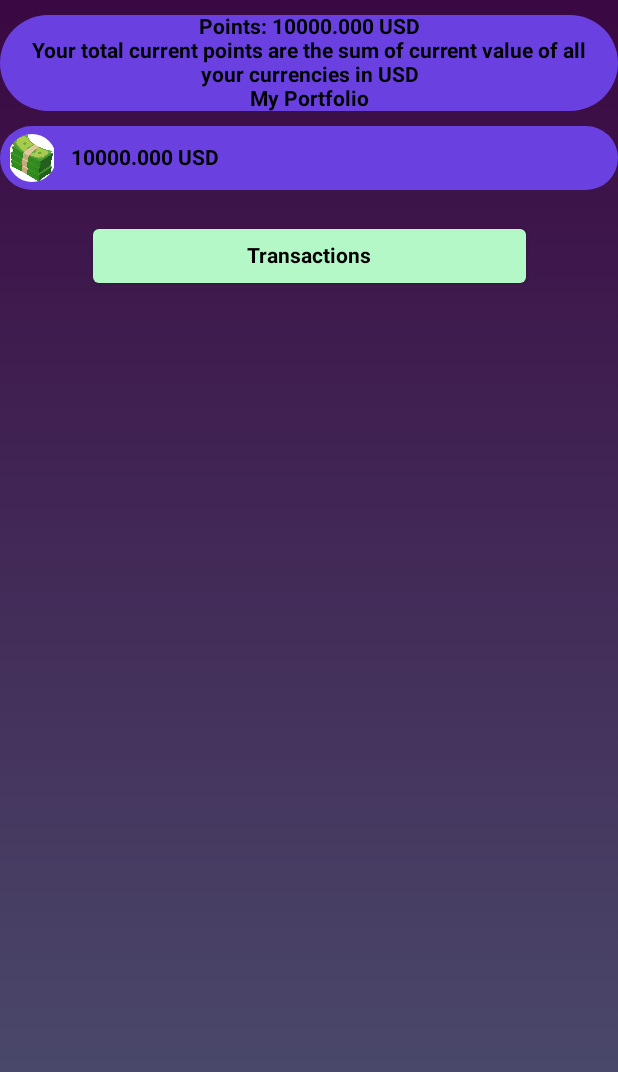
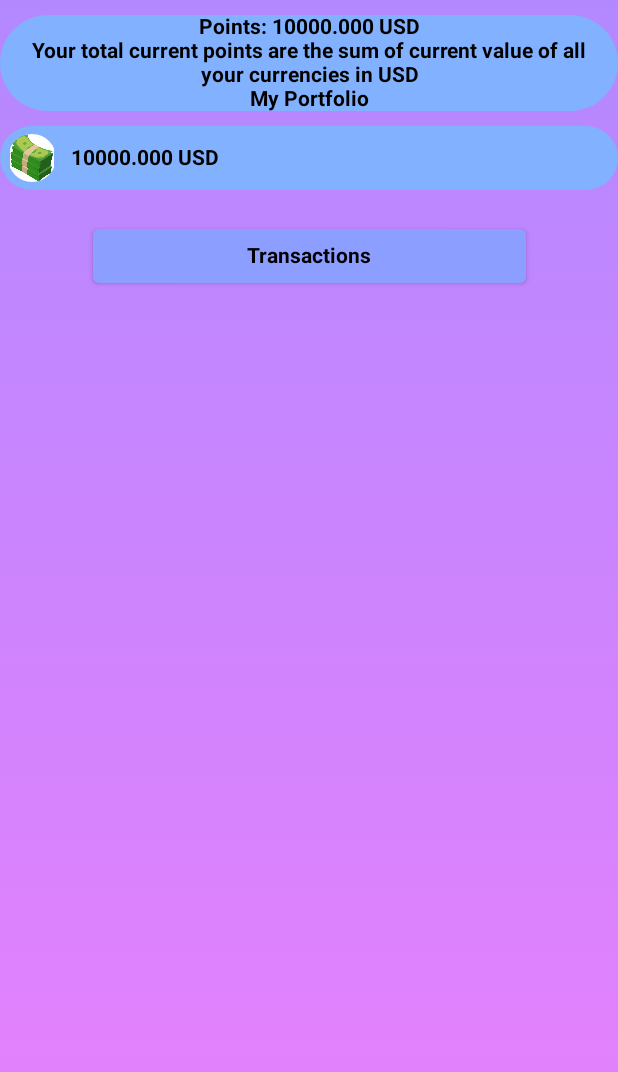
Before and after one commit to ColleDK/CryptoProjectJC, an Android app built with Jetpack Compose: the MainActivity screen opened directly, with no data from a screen before it, after a tap on an icon or button, on a phone screen of 412 x 824 dp. Shown: the top 1072 px of the screen. Run offline under Robolectric (Android 15) with nearby library versions, the phone set to English and light mode, and no system bars; our stand-ins replace Room's generated code, livedata-compose.

Commit message:
Update materialtheme colors

```diff
--- a/app/build.gradle
+++ b/app/build.gradle
@@ -72,6 +72,7 @@ dependencies {
     implementation "androidx.compose.runtime:runtime-livedata:$compose_version"
     implementation 'com.google.firebase:firebase-crashlytics:17.3.0'
     implementation 'com.google.firebase:firebase-analytics:18.0.1'
+    implementation 'com.google.firebase:firebase-crashlytics-ktx:17.4.1'
 
     testImplementation 'junit:junit:4.+'
     androidTestImplementation 'androidx.test.ext:junit:1.1.2'
--- a/app/src/main/java/com/example/cryptoprojectjetpackcompose/views/activity/MainActivity.kt
+++ b/app/src/main/java/com/example/cryptoprojectjetpackcompose/views/activity/MainActivity.kt
@@ -174,7 +174,7 @@ fun CryptoItem(crypto: CryptoModel){
             // The change in price in the recent 24 Hours
             Text(text = buildAnnotatedString
             {
-                withStyle(style = SpanStyle(fontWeight = FontWeight.Bold, color = if (crypto.changePercent24Hr > 0) Color.Green else Color.Red)){
+                withStyle(style = SpanStyle(fontWeight = FontWeight.Bold, color = if (crypto.changePercent24Hr > 0) MaterialTheme.colors.textColorGreen else Color.Red)){
                     append("%.3f".format(crypto.changePercent24Hr))
                 }
                 withStyle(style = SpanStyle(fontWeight = FontWeight.Bold, color = Color.Black)){
--- a/app/src/main/java/com/example/cryptoprojectjetpackcompose/views/activity/ui/theme/Theme.kt
+++ b/app/src/main/java/com/example/cryptoprojectjetpackcompose/views/activity/ui/theme/Theme.kt
@@ -51,16 +51,20 @@ fun CryptoProjectJetpackComposeTheme(
 // Create my own gradient color
 @get:Composable
 val Colors.gradientBottom: Color
-    get() = Color(0xFF4C5270)
+    get() = Color(0xFFEA80FC)
 
 @get:Composable
 val Colors.gradientTop: Color
-    get() = Color(0xFF3A0842)
+    get() = Color(0xFFB388FF)
 
 @get:Composable
 val Colors.buttonColor: Color
-    get() = Color(0xFFB4F8C8)
+    get() = Color(0xFF8C9EFF)
 
 @get:Composable
 val Colors.itemColor: Color
-    get() = Color(0xFF6B40E1)
+    get() = Color(0xFF82B1FF)
+
+@get:Composable
+val Colors.textColorGreen: Color
+    get() = Color(0xFF96FF64)
```
